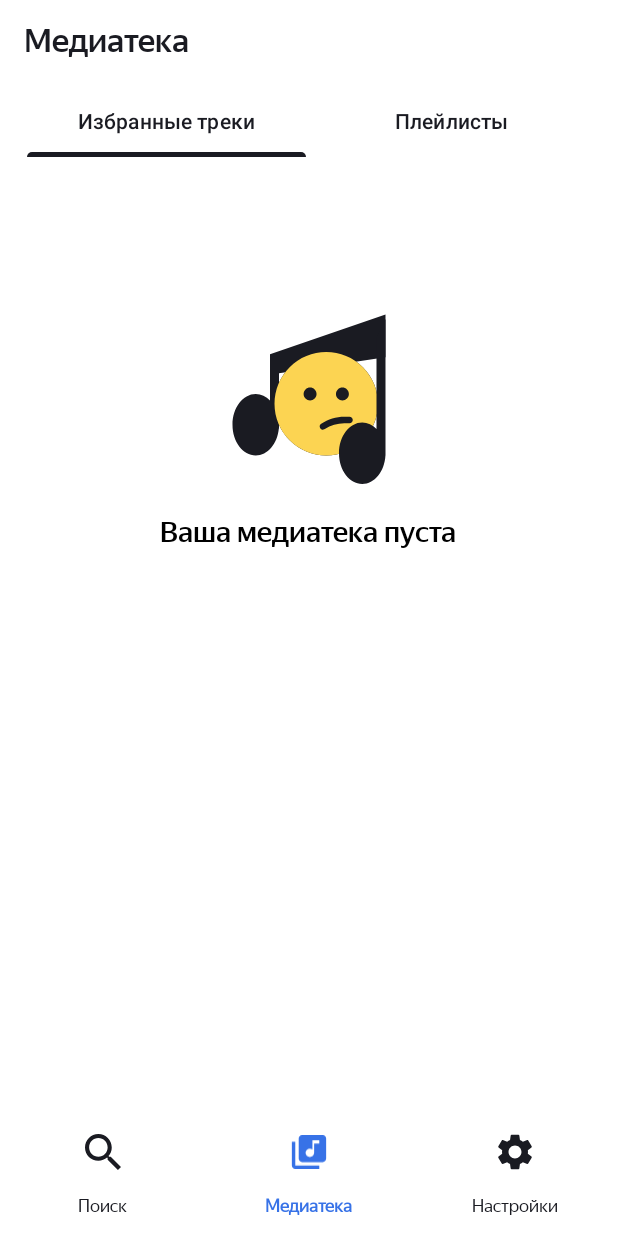
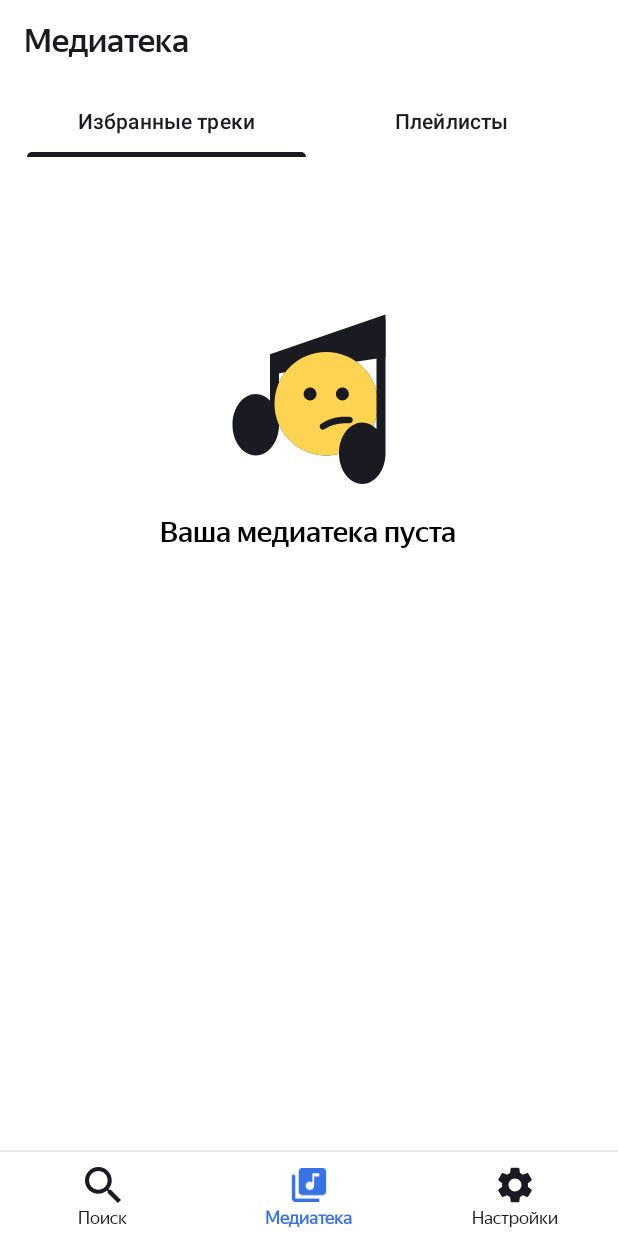
Before and after one commit to Kris-found/PlaylistMaker, an Android app: the screen it shows after launch (MainActivity), on a phone screen of 412 x 824 dp. Run offline under Robolectric (Android 15) with nearby library versions, the phone set to English and light mode, and no system bars; our stand-ins replace navigation-ui.

Commit message:
Спринт 19. - добавила разделитель над BottomNavigationView - изменила высоту BottomNavigationView и расположение иконок в нем

```diff
--- a/app/src/main/res/layout/activity_main.xml
+++ b/app/src/main/res/layout/activity_main.xml
@@ -18,11 +18,20 @@
         app:layout_constraintTop_toTopOf="parent"
         app:navGraph="@navigation/nav_graph" />
 
+    <View
+        android:id="@+id/divider"
+        android:layout_width="0dp"
+        android:layout_height="1dp"
+        android:background="@color/marble"
+        app:layout_constraintBottom_toTopOf="@+id/bottomNavigationView"
+        app:layout_constraintEnd_toEndOf="parent"
+        app:layout_constraintStart_toStartOf="parent" />
+
     <com.google.android.material.bottomnavigation.BottomNavigationView
         android:id="@+id/bottomNavigationView"
         style="@style/BottomNavigationMenu"
         android:layout_width="0dp"
-        android:layout_height="wrap_content"
+        android:layout_height="56dp"
         app:layout_constraintBottom_toBottomOf="parent"
         app:layout_constraintEnd_toEndOf="parent"
         app:layout_constraintStart_toStartOf="parent"
--- a/app/src/main/res/menu/bottom_navigation_menu.xml
+++ b/app/src/main/res/menu/bottom_navigation_menu.xml
@@ -3,7 +3,6 @@
     <item
         android:id="@+id/searchFragment"
         android:icon="@drawable/search_vector"
-
         android:title="Поиск" />
 
     <item
--- a/app/src/main/res/values/styles.xml
+++ b/app/src/main/res/values/styles.xml
@@ -132,6 +132,8 @@
         <item name="itemTextAppearanceInactive">@style/BottomNavText</item>
         <item name="itemActiveIndicatorStyle">@null</item>
         <item name="backgroundTint">?attr/colorPrimary</item>
+        <item name="itemPaddingTop">10dp</item>
+        <item name="itemPaddingBottom">8dp</item>
     </style>
 
     <style name="BottomNavText">
```
